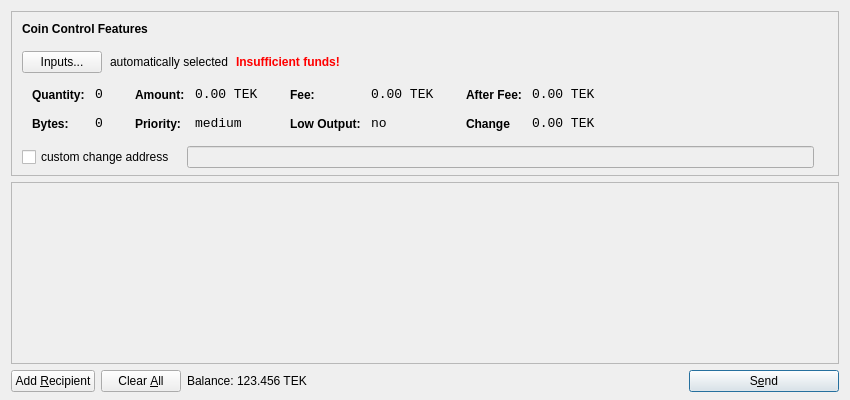
Qt form src/qt/forms/sendcoinsdialog.ui (maxxine/TEK) before a commit.
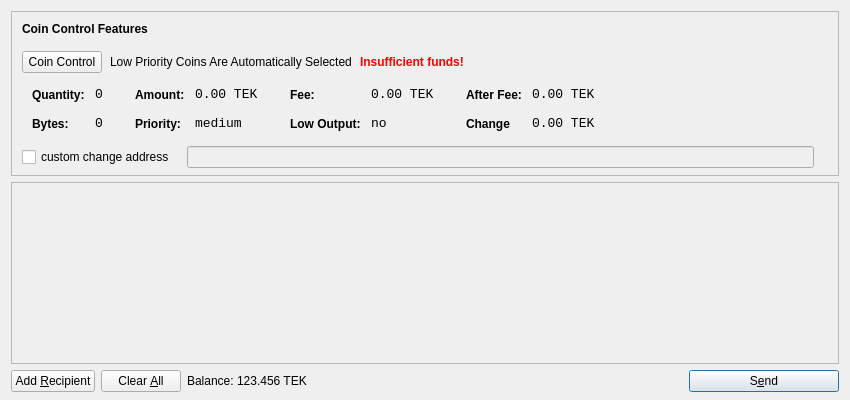
The same form after that commit. Icons and pictures are not drawn.

Diff of the .ui file:
```diff
--- a/src/qt/forms/sendcoinsdialog.ui
+++ b/src/qt/forms/sendcoinsdialog.ui
@@ -107,14 +107,14 @@
              <string notr="true"/>
             </property>
             <property name="text">
-             <string>Inputs...</string>
+             <string>Coin Control</string>
             </property>
            </widget>
           </item>
           <item>
            <widget class="QLabel" name="labelCoinControlAutomaticallySelected">
             <property name="text">
-             <string>automatically selected</string>
+             <string>Low Priority Coins Are Automatically Selected</string>
             </property>
             <property name="margin">
              <number>5</number>
```
